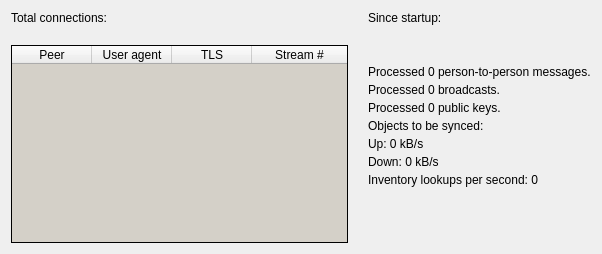
Before: the Qt Designer form src/bitmessageqt/networkstatus.ui in Bitmessage/PyBitmessage, drawn with Qt 5.
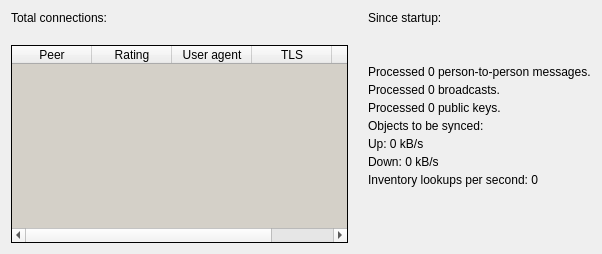
After: the same form once the commit is applied. Custom widgets are drawn as their Qt base class.

Commit message:
Add ratings to peers
- outbound peers now have a rating
- it's also shown in the network status tab
- currently it's between -1 to +1, changes by 0.1 steps and uses a
hyperbolic function 0.05/(1.0 - rating) to convert rating to
probability with which we should connect to that node when randomly
chosen
- it increases when we successfully establish a full outbound connection
to a node, and decreases when we fail to do that
- onion nodes have priority when using SOCKS

```diff
--- a/src/bitmessageqt/networkstatus.ui
+++ b/src/bitmessageqt/networkstatus.ui
@@ -117,6 +117,11 @@
            <string>Peer</string>
           </property>
          </column>
+         <column>
+          <property name="text">
+           <string>Rating</string>
+          </property>
+         </column>
          <column>
           <property name="text">
            <string>User agent</string>
```
The commit also changes 9 other files.
